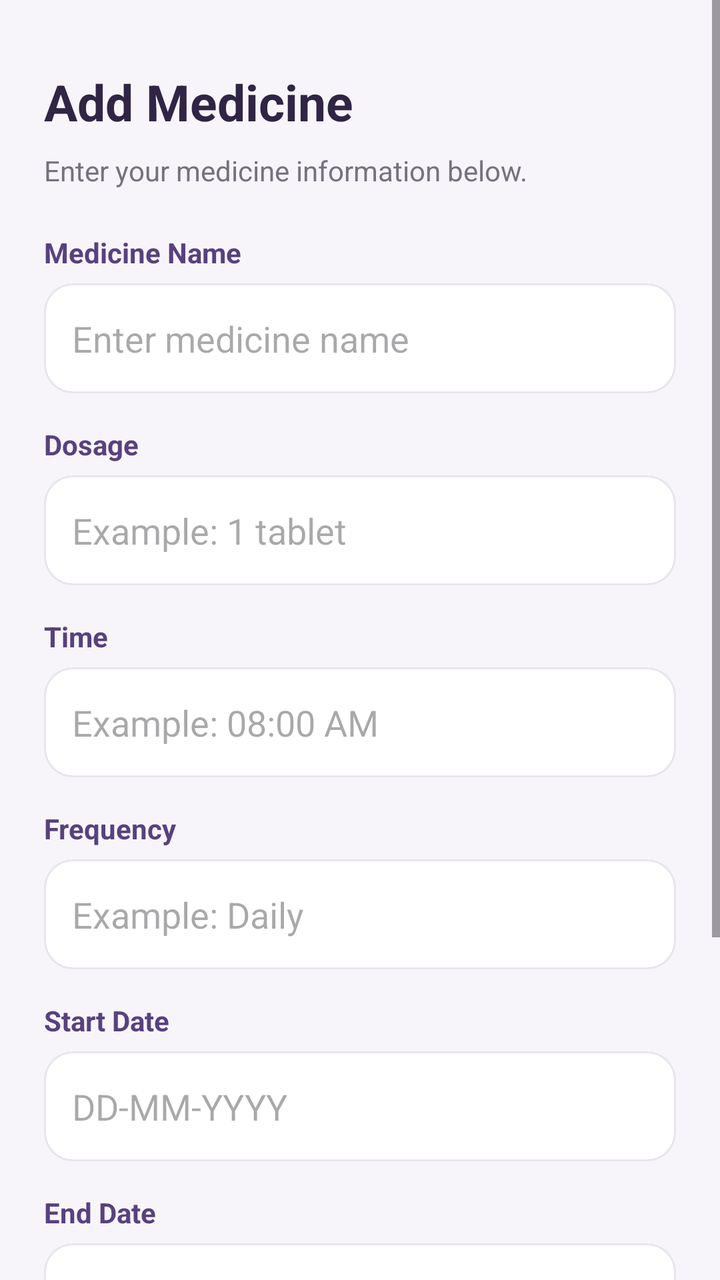
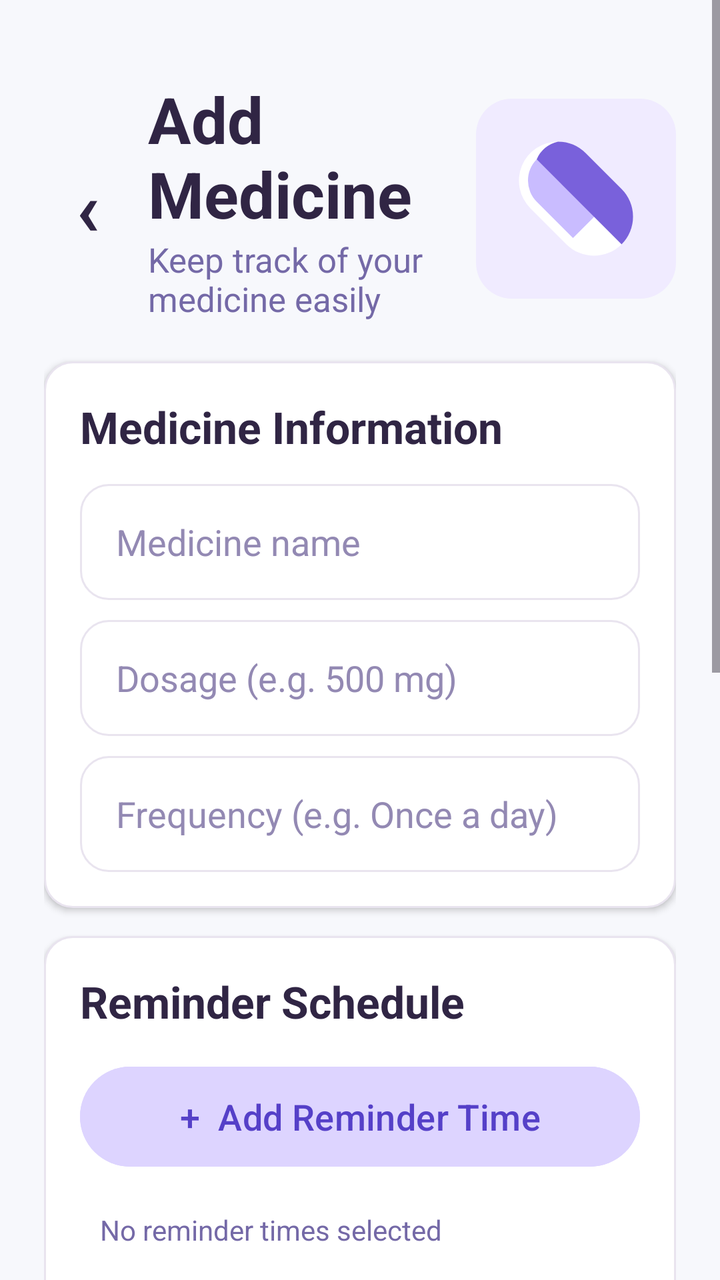

Screens rendered from an Android XML layout before and after an edit, with the pre-edit source and the edit as a unified diff.
<!-- AndroidManifest.xml: application theme Theme.MediTrack -->
<!-- res/layout/activity_add_medicine.xml -->
<ScrollView xmlns:android="http://schemas.android.com/apk/res/android"
    android:layout_width="match_parent"
    android:layout_height="match_parent"
    android:background="#F7F5FA"
    android:fillViewport="true">

    <LinearLayout
        android:layout_width="match_parent"
        android:layout_height="wrap_content"
        android:orientation="vertical"
        android:padding="22dp">

        <TextView
            android:id="@+id/tvFormHeading"
            android:layout_width="match_parent"
            android:layout_height="wrap_content"
            android:text="Add Medicine"
            android:textColor="#302544"
            android:textSize="25sp"
            android:textStyle="bold"
            android:layout_marginTop="12dp"
            android:layout_marginBottom="8dp" />

        <TextView
            android:layout_width="match_parent"
            android:layout_height="wrap_content"
            android:text="Enter your medicine information below."
            android:textColor="#77717F"
            android:textSize="14sp"
            android:layout_marginBottom="22dp" />

        <TextView
            android:layout_width="wrap_content"
            android:layout_height="wrap_content"
            android:text="Medicine Name"
            android:textColor="#58417E"
            android:textStyle="bold" />

        <EditText
            android:id="@+id/etMedicineName"
            android:layout_width="match_parent"
            android:layout_height="55dp"
            android:layout_marginTop="6dp"
            android:layout_marginBottom="16dp"
            android:background="@drawable/card_white"
            android:padding="14dp"
            android:hint="Enter medicine name"
            android:inputType="textCapWords" />

        <TextView
            android:layout_width="wrap_content"
            android:layout_height="wrap_content"
            android:text="Dosage"
            android:textColor="#58417E"
            android:textStyle="bold" />

        <EditText
            android:id="@+id/etDosage"
            android:layout_width="match_parent"
            android:layout_height="55dp"
            android:layout_marginTop="6dp"
            android:layout_marginBottom="16dp"
            android:background="@drawable/card_white"
            android:padding="14dp"
            android:hint="Example: 1 tablet"
            android:inputType="text" />

        <TextView
            android:layout_width="wrap_content"
            android:layout_height="wrap_content"
            android:text="Time"
            android:textColor="#58417E"
            android:textStyle="bold" />

        <EditText
            android:id="@+id/etMedicineTime"
            android:layout_width="match_parent"
            android:layout_height="55dp"
            android:layout_marginTop="6dp"
            android:layout_marginBottom="16dp"
            android:background="@drawable/card_white"
            android:padding="14dp"
            android:hint="Example: 08:00 AM"
            android:inputType="text" />

        <TextView
            android:layout_width="wrap_content"
            android:layout_height="wrap_content"
            android:text="Frequency"
            android:textColor="#58417E"
            android:textStyle="bold" />

        <EditText
            android:id="@+id/etFrequency"
            android:layout_width="match_parent"
            android:layout_height="55dp"
            android:layout_marginTop="6dp"
            android:layout_marginBottom="16dp"
            android:background="@drawable/card_white"
            android:padding="14dp"
            android:hint="Example: Daily"
            android:inputType="textCapSentences" />

        <TextView
            android:layout_width="wrap_content"
            android:layout_height="wrap_content"
            android:text="Start Date"
            android:textColor="#58417E"
            android:textStyle="bold" />

        <EditText
            android:id="@+id/etStartDate"
            android:layout_width="match_parent"
            android:layout_height="55dp"
            android:layout_marginTop="6dp"
            android:layout_marginBottom="16dp"
            android:background="@drawable/card_white"
            android:padding="14dp"
            android:hint="DD-MM-YYYY"
            android:inputType="text" />

        <TextView
            android:layout_width="wrap_content"
            android:layout_height="wrap_content"
            android:text="End Date"
            android:textColor="#58417E"
            android:textStyle="bold" />

        <EditText
            android:id="@+id/etEndDate"
            android:layout_width="match_parent"
            android:layout_height="55dp"
            android:layout_marginTop="6dp"
            android:layout_marginBottom="16dp"
            android:background="@drawable/card_white"
            android:padding="14dp"
            android:hint="DD-MM-YYYY"
            android:inputType="text" />

        <TextView
            android:layout_width="wrap_content"
            android:layout_height="wrap_content"
            android:text="Quantity"
            android:textColor="#58417E"
            android:textStyle="bold" />

        <EditText
            android:id="@+id/etQuantity"
            android:layout_width="match_parent"
            android:layout_height="55dp"
            android:layout_marginTop="6dp"
            android:layout_marginBottom="24dp"
            android:background="@drawable/card_white"
            android:padding="14dp"
            android:hint="Enter quantity"
            android:inputType="number" />

        <Button
            android:id="@+id/btnSaveMedicine"
            android:layout_width="match_parent"
            android:layout_height="55dp"
            android:backgroundTint="#7156A8"
            android:text="Save Medicine"
            android:textColor="#FFFFFF"
            android:textAllCaps="false"
            android:textSize="16sp" />

    </LinearLayout>

</ScrollView>
<!-- resources referenced by this layout -->
<resources>
  <!-- drawable card_white (drawable) -->
  <shape xmlns:android="http://schemas.android.com/apk/res/android">
      <solid android:color="#FFFFFF" />
      <corners android:radius="14dp" />
      <stroke
          android:width="1dp"
          android:color="#E9E4EF" />
  </shape>
  <style name="Theme.MediTrack" parent="Base.Theme.MediTrack" />
  <style name="Base.Theme.MediTrack" parent="Theme.Material3.DayNight.NoActionBar">
          
          
      </style>
</resources>

<!-- the commit's change to res/layout/activity_add_medicine.xml (unified diff, before → after) -->
@@ -1,170 +1,213 @@
+<?xml version="1.0" encoding="utf-8"?>
 <ScrollView xmlns:android="http://schemas.android.com/apk/res/android"
     android:layout_width="match_parent"
     android:layout_height="match_parent"
-    android:background="#F7F5FA"
+    android:background="#FFF7F8FC"
     android:fillViewport="true">
 
     <LinearLayout
         android:layout_width="match_parent"
         android:layout_height="wrap_content"
         android:orientation="vertical"
-        android:padding="22dp">
-
-        <TextView
-            android:id="@+id/tvFormHeading"
-            android:layout_width="match_parent"
-            android:layout_height="wrap_content"
-            android:text="Add Medicine"
-            android:textColor="#302544"
-            android:textSize="25sp"
-            android:textStyle="bold"
-            android:layout_marginTop="12dp"
-            android:layout_marginBottom="8dp" />
-
-        <TextView
-            android:layout_width="match_parent"
-            android:layout_height="wrap_content"
-            android:text="Enter your medicine information below."
-            android:textColor="#77717F"
-            android:textSize="14sp"
-            android:layout_marginBottom="22dp" />
-
-        <TextView
-            android:layout_width="wrap_content"
-            android:layout_height="wrap_content"
-            android:text="Medicine Name"
-            android:textColor="#58417E"
-            android:textStyle="bold" />
-
-        <EditText
-            android:id="@+id/etMedicineName"
-            android:layout_width="match_parent"
-            android:layout_height="55dp"
-            android:layout_marginTop="6dp"
-            android:layout_marginBottom="16dp"
+        android:paddingHorizontal="22dp"
+        android:paddingTop="38dp"
+        android:paddingBottom="24dp">
+
+        <LinearLayout
+            android:layout_width="match_parent"
+            android:layout_height="wrap_content"
+            android:orientation="horizontal"
+            android:gravity="center_vertical">
+
+            <TextView
+                android:id="@+id/btnBack"
+                android:layout_width="44dp"
+                android:layout_height="44dp"
+                android:gravity="center"
+                android:text="‹"
+                android:textColor="#302544"
+                android:textSize="38sp"
+                android:textStyle="bold" />
+
+            <LinearLayout
+                android:layout_width="0dp"
+                android:layout_height="wrap_content"
+                android:layout_weight="1"
+                android:layout_marginStart="8dp"
+                android:orientation="vertical">
+                <TextView
+                    android:id="@+id/tvFormHeading"
+                    android:layout_width="wrap_content"
+                    android:layout_height="wrap_content"
+                    android:text="@string/add_medicine_heading"
+                    android:textColor="#302544"
+                    android:textSize="32sp"
+                    android:textStyle="bold" />
+                <TextView
+                    android:layout_width="wrap_content"
+                    android:layout_height="wrap_content"
+                    android:text="Keep track of your medicine easily"
+                    android:textColor="#7469A7"
+                    android:textSize="17sp" />
+            </LinearLayout>
+
+            <ImageView
+                android:layout_width="100dp"
+                android:layout_height="100dp"
+                android:padding="14dp"
+                android:src="@drawable/ic_medicine_capsule"
+                android:background="@drawable/bg_medicine_icon"
+                android:contentDescription="@string/medicine_details" />
+        </LinearLayout>
+
+        <LinearLayout
+            android:layout_width="match_parent"
+            android:layout_height="wrap_content"
+            android:layout_marginTop="20dp"
+            android:orientation="vertical"
+            android:padding="18dp"
             android:background="@drawable/card_white"
-            android:padding="14dp"
-            android:hint="Enter medicine name"
-            android:inputType="textCapWords" />
-
-        <TextView
-            android:layout_width="wrap_content"
-            android:layout_height="wrap_content"
-            android:text="Dosage"
-            android:textColor="#58417E"
-            android:textStyle="bold" />
-
-        <EditText
-            android:id="@+id/etDosage"
-            android:layout_width="match_parent"
-            android:layout_height="55dp"
-            android:layout_marginTop="6dp"
-            android:layout_marginBottom="16dp"
+            android:elevation="2dp">
+
+            <TextView
+                android:layout_width="wrap_content"
+                android:layout_height="wrap_content"
+                android:text="Medicine Information"
+                android:textColor="#302544"
+                android:textSize="22sp"
+                android:textStyle="bold" />
+
+            <EditText
+                android:id="@+id/etMedicineName"
+                android:layout_width="match_parent"
+                android:layout_height="58dp"
+                android:layout_marginTop="14dp"
+                android:hint="@string/medicine_name_hint"
+                android:inputType="textCapWords"
+                android:background="@drawable/card_white"
+                android:paddingHorizontal="18dp"
+                android:textColor="#302544"
+                android:textColorHint="#9389B3" />
+
+            <EditText
+                android:id="@+id/etDosage"
+                android:layout_width="match_parent"
+                android:layout_height="58dp"
+                android:layout_marginTop="10dp"
+                android:hint="Dosage (e.g. 500 mg)"
+                android:inputType="text"
+                android:background="@drawable/card_white"
+                android:paddingHorizontal="18dp"
+                android:textColor="#302544"
+                android:textColorHint="#9389B3" />
+
+            <EditText
+                android:id="@+id/etFrequency"
+                android:layout_width="match_parent"
+                android:layout_height="58dp"
+                android:layout_marginTop="10dp"
+                android:hint="Frequency (e.g. Once a day)"
+                android:inputType="text"
+                android:background="@drawable/card_white"
+                android:paddingHorizontal="18dp"
+                android:textColor="#302544"
+                android:textColorHint="#9389B3" />
+        </LinearLayout>
+
+        <LinearLayout
+            android:layout_width="match_parent"
+            android:layout_height="wrap_content"
+            android:layout_marginTop="14dp"
+            android:orientation="vertical"
+            android:padding="18dp"
             android:background="@drawable/card_white"
-            android:padding="14dp"
-            android:hint="Example: 1 tablet"
-            android:inputType="text" />
-
-        <TextView
-            android:layout_width="wrap_content"
-            android:layout_height="wrap_content"
-            android:text="Time"
-            android:textColor="#58417E"
-            android:textStyle="bold" />
-
-        <EditText
-            android:id="@+id/etMedicineTime"
-            android:layout_width="match_parent"
-            android:layout_height="55dp"
-            android:layout_marginTop="6dp"
-            android:layout_marginBottom="16dp"
+            android:elevation="2dp">
+
+            <TextView
+                android:layout_width="wrap_content"
+                android:layout_height="wrap_content"
+                android:text="Reminder Schedule"
+                android:textColor="#302544"
+                android:textSize="22sp"
+                android:textStyle="bold" />
+
+            <Button
+                android:id="@+id/btnAddReminderTime"
+                android:layout_width="match_parent"
+                android:layout_height="58dp"
+                android:layout_marginTop="14dp"
+                android:text="+  Add Reminder Time"
+                android:textAllCaps="false"
+                android:textColor="#5540C8"
+                android:textSize="18sp"
+                android:backgroundTint="#DDD4FF" />
+
+            <TextView
+                android:id="@+id/tvReminderTimes"
+                android:layout_width="match_parent"
+                android:layout_height="wrap_content"
+                android:layout_marginTop="8dp"
+                android:text="@string/no_reminder_times"
+                android:textColor="#7469A7"
+                android:padding="10dp" />
+
+            <ListView
+                android:id="@+id/lvReminderTimes"
+                android:layout_width="match_parent"
+                android:layout_height="100dp"
+                android:divider="@android:color/transparent"
+                android:dividerHeight="6dp" />
+        </LinearLayout>
+
+        <LinearLayout
+            android:layout_width="match_parent"
+            android:layout_height="wrap_content"
+            android:layout_marginTop="14dp"
+            android:orientation="vertical"
+            android:padding="18dp"
             android:background="@drawable/card_white"
-            android:padding="14dp"
-            android:hint="Example: 08:00 AM"
-            android:inputType="text" />
-
-        <TextView
-            android:layout_width="wrap_content"
-            android:layout_height="wrap_content"
-            android:text="Frequency"
-            android:textColor="#58417E"
-            android:textStyle="bold" />
-
-        <EditText
-            android:id="@+id/etFrequency"
-            android:layout_width="match_parent"
-            android:layout_height="55dp"
-            android:layout_marginTop="6dp"
-            android:layout_marginBottom="16dp"
-            android:background="@drawable/card_white"
-            android:padding="14dp"
-            android:hint="Example: Daily"
-            android:inputType="textCapSentences" />
-
-        <TextView
-            android:layout_width="wrap_content"
-            android:layout_height="wrap_content"
-            android:text="Start Date"
-            android:textColor="#58417E"
-            android:textStyle="bold" />
-
-        <EditText
-            android:id="@+id/etStartDate"
-            android:layout_width="match_parent"
-            android:layout_height="55dp"
-            android:layout_marginTop="6dp"
-            android:layout_marginBottom="16dp"
-            android:background="@drawable/card_white"
-            android:padding="14dp"
-            android:hint="DD-MM-YYYY"
-            android:inputType="text" />
-
-        <TextView
-            android:layout_width="wrap_content"
-            android:layout_height="wrap_content"
-            android:text="End Date"
-            android:textColor="#58417E"
-            android:textStyle="bold" />
-
-        <EditText
-            android:id="@+id/etEndDate"
-            android:layout_width="match_parent"
-            android:layout_height="55dp"
-            android:layout_marginTop="6dp"
-            android:layout_marginBottom="16dp"
-            android:background="@drawable/card_white"
-            android:padding="14dp"
-            android:hint="DD-MM-YYYY"
-            android:inputType="text" />
-
-        <TextView
-            android:layout_width="wrap_content"
-            android:layout_height="wrap_content"
-            android:text="Quantity"
-            android:textColor="#58417E"
-            android:textStyle="bold" />
-
-        <EditText
-            android:id="@+id/etQuantity"
-            android:layout_width="match_parent"
-            android:layout_height="55dp"
-            android:layout_marginTop="6dp"
-            android:layout_marginBottom="24dp"
-            android:background="@drawable/card_white"
-            android:padding="14dp"
-            android:hint="Enter quantity"
-            android:inputType="number" />
+            android:elevation="2dp">
+
+            <TextView
+                android:layout_width="wrap_content"
+                android:layout_height="wrap_content"
+                android:text="Medicine Duration &amp; Stock"
+                android:textColor="#302544"
+                android:textSize="22sp"
+                android:textStyle="bold" />
+
+            <LinearLayout
+                android:layout_width="match_parent"
+                android:layout_height="wrap_content"
+                android:layout_marginTop="14dp"
+                android:orientation="horizontal">
+                <EditText android:id="@+id/etStartDate" android:layout_width="0dp" android:layout_height="58dp" android:layout_weight="1" android:layout_marginEnd="6dp" android:hint="@string/start_date_hint" android:focusable="false" android:clickable="true" android:background="@drawable/card_white" android:paddingHorizontal="14dp" android:textColorHint="#9389B3" />
+                <EditText android:id="@+id/etEndDate" android:layout_width="0dp" android:layout_height="58dp" android:layout_weight="1" android:layout_marginStart="6dp" android:hint="@string/end_date_hint" android:focusable="false" android:clickable="true" android:background="@drawable/card_white" android:paddingHorizontal="14dp" android:textColorHint="#9389B3" />
+            </LinearLayout>
+
+            <LinearLayout
+                android:layout_width="match_parent"
+                android:layout_height="wrap_content"
+                android:layout_marginTop="10dp"
+                android:orientation="horizontal">
+                <EditText android:id="@+id/etQuantity" android:layout_width="0dp" android:layout_height="58dp" android:layout_weight="1" android:layout_marginEnd="6dp" android:hint="@string/quantity_hint" android:inputType="number" android:background="@drawable/card_white" android:paddingHorizontal="14dp" android:textColorHint="#9389B3" />
+                <EditText android:id="@+id/etQuantityUnit" android:layout_width="0dp" android:layout_height="58dp" android:layout_weight="1" android:layout_marginStart="6dp" android:hint="Unit" android:inputType="text" android:background="@drawable/card_white" android:paddingHorizontal="14dp" android:textColorHint="#9389B3" />
+            </LinearLayout>
+
+            <EditText android:id="@+id/etAmountPerDose" android:layout_width="match_parent" android:layout_height="58dp" android:layout_marginTop="10dp" android:hint="Amount consumed per dose" android:inputType="number" android:background="@drawable/card_white" android:paddingHorizontal="14dp" android:textColorHint="#9389B3" />
+            <EditText android:id="@+id/etLowStockThreshold" android:layout_width="match_parent" android:layout_height="58dp" android:layout_marginTop="10dp" android:hint="@string/low_stock_threshold_hint" android:inputType="number" android:background="@drawable/card_white" android:paddingHorizontal="14dp" android:textColorHint="#9389B3" />
+        </LinearLayout>
 
         <Button
             android:id="@+id/btnSaveMedicine"
             android:layout_width="match_parent"
-            android:layout_height="55dp"
-            android:backgroundTint="#7156A8"
-            android:text="Save Medicine"
-            android:textColor="#FFFFFF"
+            android:layout_height="68dp"
+            android:layout_marginTop="18dp"
+            android:text="▣  Save Medicine"
             android:textAllCaps="false"
-            android:textSize="16sp" />
-
+            android:textColor="@android:color/white"
+            android:textSize="20sp"
+            android:textStyle="bold"
+            android:backgroundTint="#5D48C7" />
     </LinearLayout>
-
 </ScrollView>
<!-- resource entries referenced after the edit -->
@@ -1,17 +1,49 @@
 <!-- resources referenced by this layout -->
 <resources>
+  <!-- drawable bg_medicine_icon (drawable) -->
+  <shape xmlns:android="http://schemas.android.com/apk/res/android">
+      <solid android:color="#F0EBFF" />
+      <corners android:radius="18dp" />
+  </shape>
   <!-- drawable card_white (drawable) -->
   <shape xmlns:android="http://schemas.android.com/apk/res/android">
-      <solid android:color="#FFFFFF" />
+      <solid android:color="@color/card_background" />
       <corners android:radius="14dp" />
       <stroke
           android:width="1dp"
-          android:color="#E9E4EF" />
+          android:color="@color/divider" />
   </shape>
+  <!-- drawable ic_medicine_capsule (drawable) -->
+  <vector xmlns:android="http://schemas.android.com/apk/res/android"
+      android:width="48dp" android:height="48dp"
+      android:viewportWidth="48" android:viewportHeight="48">
+      <path android:fillColor="#FFFFFF" android:pathData="M18,5a13,13 0,0 0,-9.2 22.2l12,12a13,13 0,0 0,18.4 -18.4l-12,-12A12.9,12.9 0,0 0,18 5z"/>
+      <path android:fillColor="#C9BCFF" android:pathData="M10.9,10.9a10,10 0,0 1,14.1 0l12.1,12.1 -14.1,14.1 -12.1,-12.1a10,10 0,0 1,0 -14.1z"/>
+      <path android:fillColor="#7961DB" android:pathData="M18,5a13,13 0,0 1,9.2 3.8l12,12a13,13 0,0 1,0 18.4L10.9,10.9A10,10 0,0 1,18 5z"/>
+  </vector>
+  <string name="add_medicine_heading">Add Medicine</string>
+  <string name="end_date_hint">End date</string>
+  <string name="low_stock_threshold_hint">Low-stock alert threshold</string>
+  <string name="medicine_details">Medicine Details</string>
+  <string name="medicine_name_hint">Medicine name</string>
+  <string name="no_reminder_times">No reminder times selected</string>
+  <string name="quantity_hint">Quantity</string>
+  <string name="start_date_hint">Start date</string>
   <style name="Theme.MediTrack" parent="Base.Theme.MediTrack" />
+  <color name="card_background">#FFFFFFFF</color>
+  <color name="divider">#FFE9E4EF</color>
   <style name="Base.Theme.MediTrack" parent="Theme.Material3.DayNight.NoActionBar">
-          
-          
+          <item name="colorPrimary">@color/accent</item>
+          <item name="colorSecondary">@color/accent_dark</item>
+          <item name="android:colorAccent">@color/accent</item>
+          <item name="android:windowBackground">@color/screen_background</item>
+          <item name="android:statusBarColor">@color/screen_background</item>
+          <item name="android:navigationBarColor">@color/screen_background</item>
+          <item name="android:windowLightStatusBar">true</item>
+          <item name="android:windowActionModeOverlay">true</item>
       </style>
+  <color name="accent">#FF7156A8</color>
+  <color name="accent_dark">#FF58417E</color>
+  <color name="screen_background">#FFF7F5FA</color>
 </resources>
 
